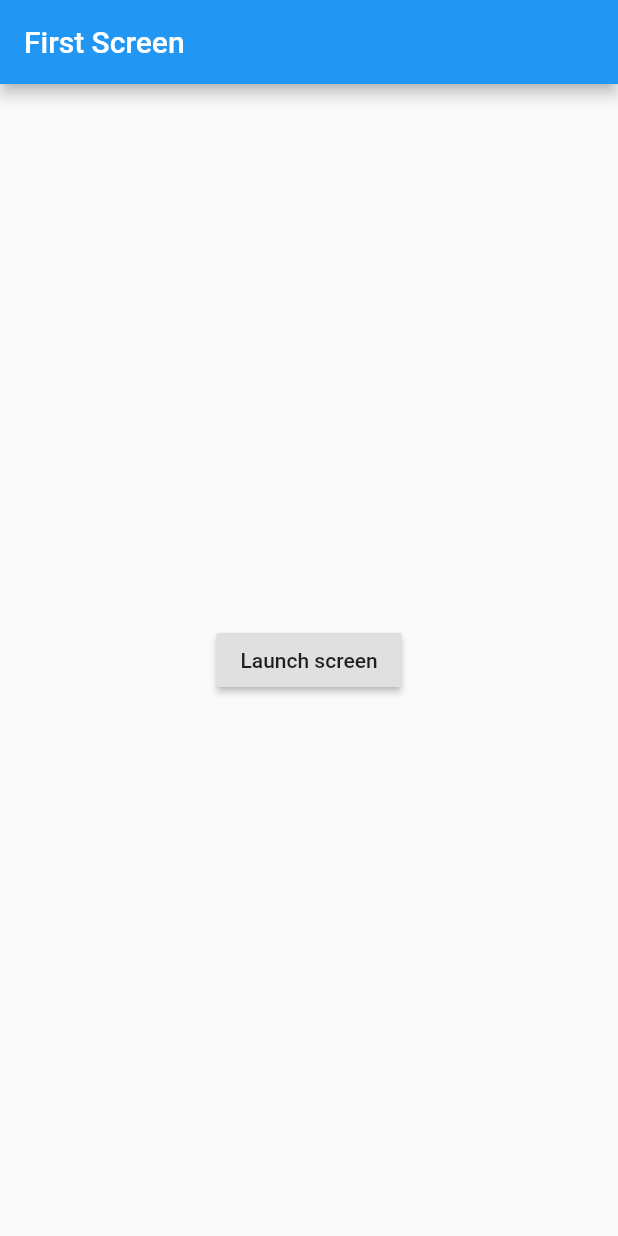
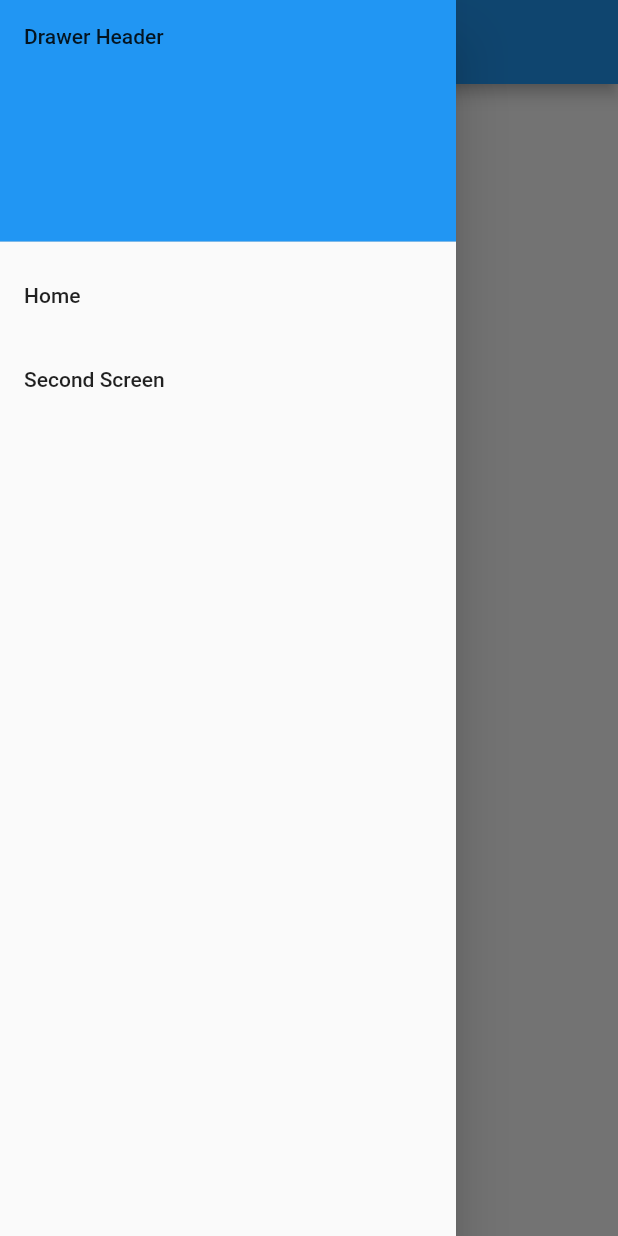
Before and after one commit to karlcode/SplitCity, a Flutter app: the screen it shows after launch, with the side drawer open (before the commit the screen has no drawer), on a phone screen of 412 x 824 dp. Run offline on Flutter 3.47's test engine with Material 2 defaults, Android fonts, the phone set to English and light mode, and no system bars.

```diff
--- a/lib/main.dart
+++ b/lib/main.dart
@@ -20,15 +20,50 @@ class FirstScreen extends StatelessWidget {
   Widget build(BuildContext context) {
     return Scaffold(
       appBar: AppBar(
-        title: Text('First Screen'),
+        title: Text('First sd'),
       ),
       body: Center(
         child: RaisedButton(
-          child: Text('Launch screen'),
+          child: Text('Send it'),
           onPressed: () {
             // Navigate to the second screen using a named route
             Navigator.pushNamed(context, '/second');
           },
+        ),
+      ),
+      drawer: Drawer(
+        // Add a ListView to the drawer. This ensures the user can scroll
+        // through the options in the Drawer if there isn't enough vertical
+        // space to fit everything.
+        child: ListView(
+          // Important: Remove any padding from the ListView.
+          padding: EdgeInsets.zero,
+          children: <Widget>[
+            DrawerHeader(
+              child: Text('Drawer Header'),
+              decoration: BoxDecoration(
+                color: Colors.blue,
+              ),
+            ),
+            ListTile(
+              title: Text('Home'),
+              onTap: () {
+                // Update the state of the app
+                // ...
+                // Then close the drawer
+                Navigator.pushNamed(context, '/');
+              },
+            ),
+            ListTile(
+              title: Text('Second Screen'),
+              onTap: () {
+                // Update the state of the app
+                // ...
+                // Then close the drawer
+                Navigator.pushNamed(context, '/second');
+              },
+            ),
+          ],
         ),
       ),
     );
@@ -43,13 +78,8 @@ class SecondScreen extends StatelessWidget {
         title: Text("Second Screen"),
       ),
       body: Center(
-        child: RaisedButton(
-          onPressed: () {
-            // Navigate back to the first screen by popping the current route
-            // off the stack
-            Navigator.pop(context);
-          },
-          child: Text('Go back!'),
+        child: Image.network(
+        'https://picsum.photos/250?image=9',
         ),
       ),
     );
```
